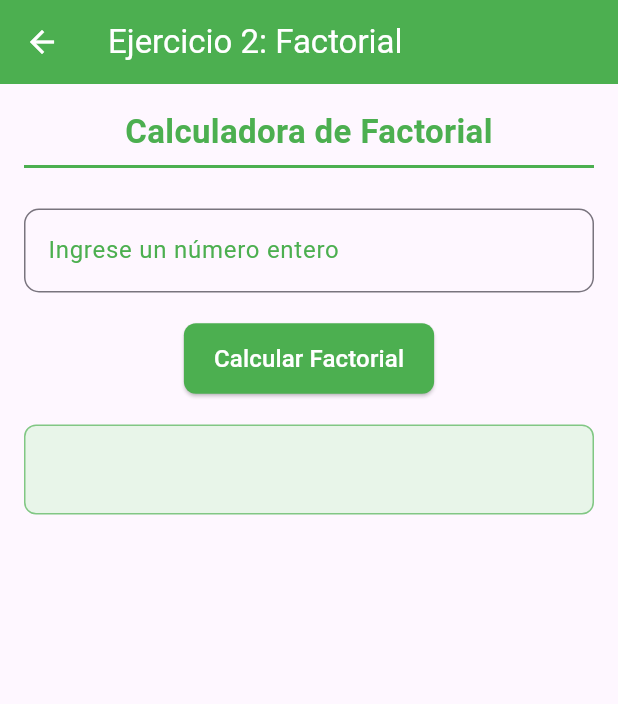
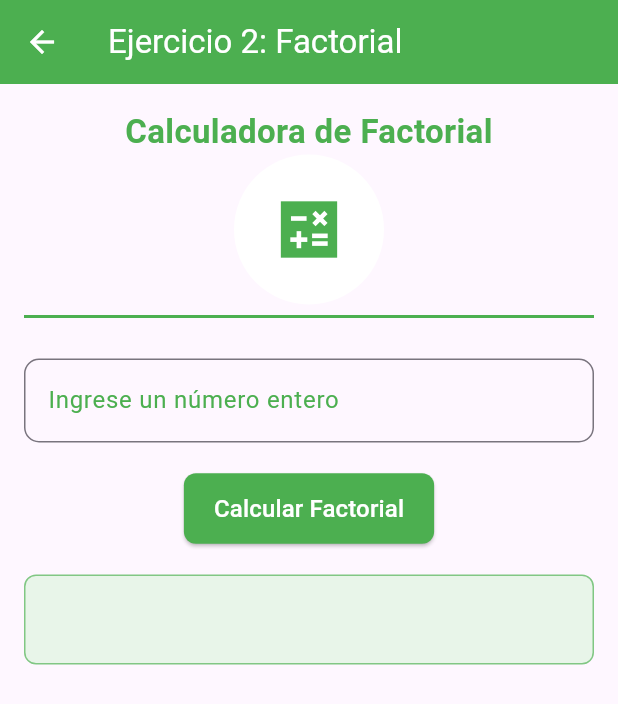
Before and after one commit to cabazurto1/Tarea2P1_app_mov__controles_basicos, a Flutter app: the Ejercicio2Page screen opened directly, on a phone screen of 412 x 824 dp. Shown: the top 704 px of the screen. Run offline on Flutter 3.47's test engine with Material 3 defaults, Android fonts, the phone set to English and light mode, and no system bars; our stand-ins replace google_fonts; network calls fail.

Commit message:
Ahora si

```diff
--- a/ejerciciodeber2/lib/Paginas/ejercicio2_pagina.dart
+++ b/ejerciciodeber2/lib/Paginas/ejercicio2_pagina.dart
@@ -55,6 +55,15 @@ class _Ejercicio2PageState extends State<Ejercicio2Page> {
               ),
               textAlign: TextAlign.center,
             ),
+            CircleAvatar(
+              radius: 50.0,
+              backgroundColor: Colors.white,
+              child: Icon(
+                  Icons.calculate_sharp,
+                  size:50.0,
+                  color: Colors.green
+              ),
+            ),
             const Divider(thickness: 2, color: Colors.green),
             const SizedBox(height: 20),
             TextField(
```
Also changed, not shown: ejerciciodeber2/lib/Paginas/ejercicio1_pagina.dart (+14 -1 lines), ejerciciodeber2/lib/Paginas/ejercicio3_pagina.dart (+9 -0 lines), ejerciciodeber2/lib/Paginas/ejercicio4_pagina.dart (+10 -0 lines), ejerciciodeber2/lib/Paginas/ejercicio5_pagina.dart (+10 -1 lines).
